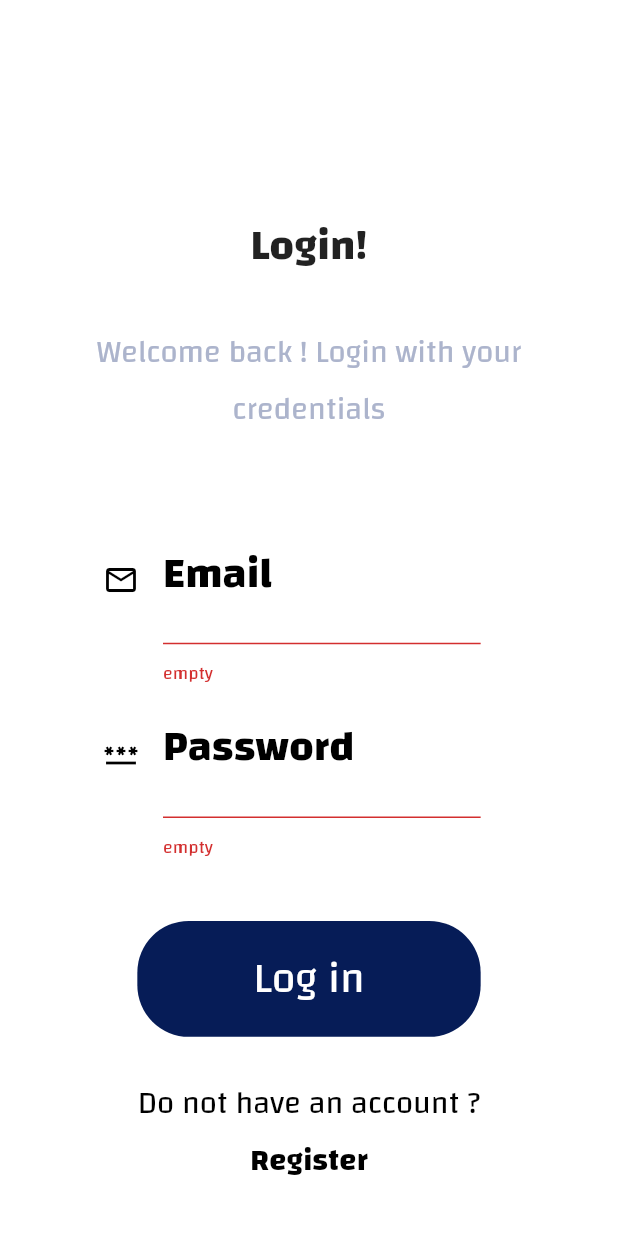
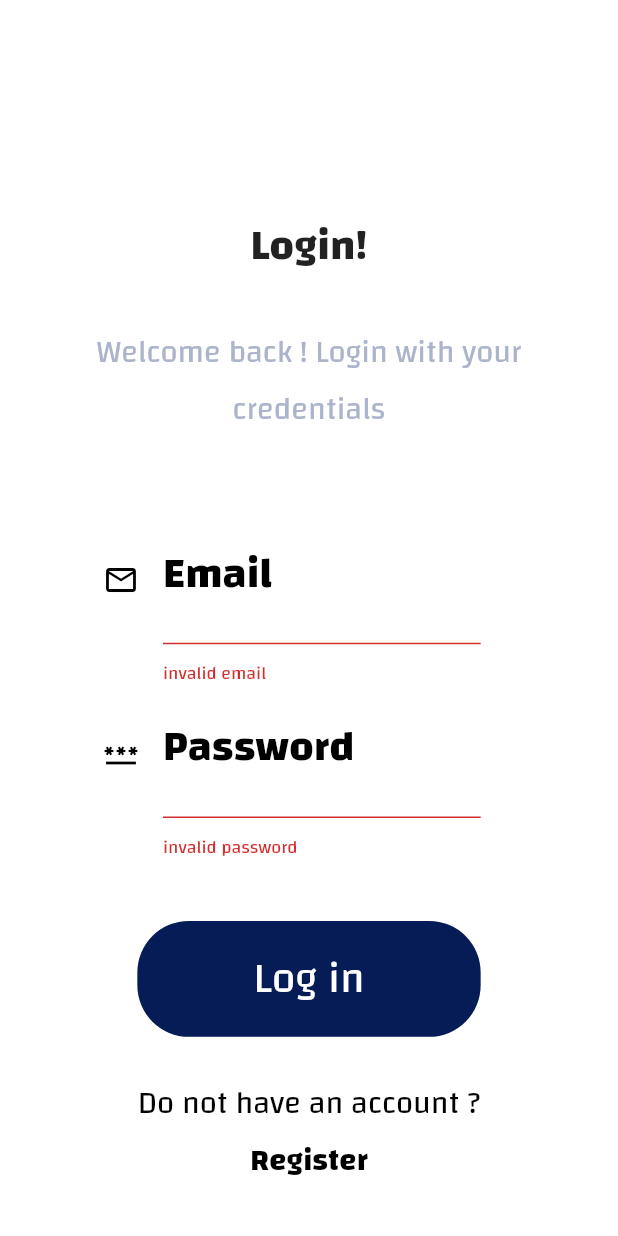
Before and after one commit to ibrahim-elsokary/ABS.AI_authentication_task, a Flutter app: the Login screen opened by its route, after a tap on "Log in", on a phone screen of 412 x 824 dp. Run offline on Flutter 3.47's test engine with Material 2 defaults, Android fonts, the phone set to English and light mode, and no system bars; our stand-ins replace cloud_firestore, firebase_auth, firebase_core, flutter_screenutil, fluttertoast; missing offline and left inert: encryptor; accounts and stored records are empty.

Commit message:
make some enhancment and done with task

```diff
--- a/authentication_task/lib/Screens/Login/Components/loginBody.dart
+++ b/authentication_task/lib/Screens/Login/Components/loginBody.dart
@@ -1,6 +1,7 @@
 import 'package:authentication_task/Screens/Login/functionality/log_in_feature.dart';
 import 'package:authentication_task/Screens/Login/login.dart';
 import 'package:authentication_task/Screens/Register/register.dart';
+import 'package:authentication_task/validation.dart';
 import 'package:flutter_screenutil/flutter_screenutil.dart';
 import '../../../../components/buttons.dart';
 import 'package:flutter/material.dart';
@@ -75,10 +76,10 @@ class _LoginBodyState extends State<LoginBody> {
                     height: 90.h,
                     child: TextFormField(
                       validator: (value) {
-                        if (value!.isEmpty) {
+                        if (value!.isEmpty || !Validation.email(value)) {
                           displaySnackBar("enter your email");
                           emptyArea = true;
-                          return "empty";
+                          return "invalid email";
                         }
                         return null;
                       },
@@ -119,10 +120,10 @@ class _LoginBodyState extends State<LoginBody> {
                     height: 90.h,
                     child: TextFormField(
                       validator: (value) {
-                        if (value!.isEmpty) {
+                        if (value!.isEmpty || !Validation.password(value)) {
                           displaySnackBar("enter your email");
                           emptyArea = true;
-                          return "empty";
+                          return "invalid password";
                         }
                         return null;
                       },
@@ -201,4 +202,5 @@ class _LoginBodyState extends State<LoginBody> {
   }
 
   // TODO: Create Your Functions Here
+  // i created the function into class named LoginFeature to make it more readable😃
 }
```
Also changed, not shown: authentication_task/lib/Screens/Login/functionality/log_in_feature.dart (+3 -4 lines), authentication_task/lib/Screens/Register/Components/registerBody.dart (+5 -3 lines), authentication_task/lib/Screens/Register/functionality/sign_up_feature.dart (+21 -21 lines).
